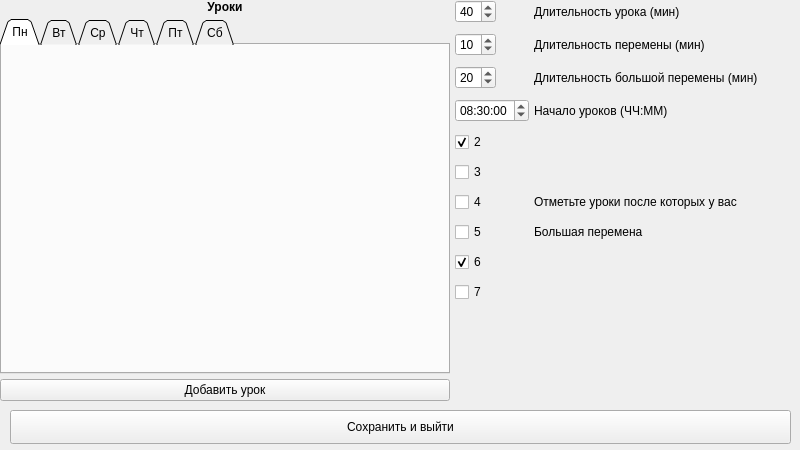
First picture: the form in ui/schedule_editor.ui, repository Salmon-bit/School-Map, before the edit.
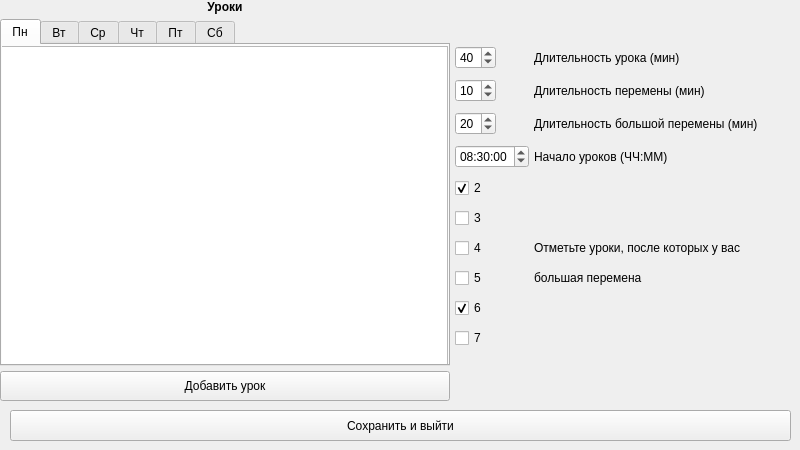
Second picture: the form after the edit.

Commit message: Added SQL compability to schedule editor

```diff
--- a/ui/schedule_editor.ui
+++ b/ui/schedule_editor.ui
@@ -82,16 +82,13 @@
          </size>
         </property>
         <property name="tabPosition">
-         <enum>QTabWidget::TabPosition::North</enum>
-        </property>
-        <property name="tabShape">
-         <enum>QTabWidget::TabShape::Triangular</enum>
+         <enum>QTabWidget::North</enum>
         </property>
         <property name="currentIndex">
          <number>0</number>
         </property>
         <property name="elideMode">
-         <enum>Qt::TextElideMode::ElideNone</enum>
+         <enum>Qt::ElideLeft</enum>
         </property>
         <property name="documentMode">
          <bool>false</bool>
@@ -106,6 +103,16 @@
          <attribute name="title">
           <string>Пн</string>
          </attribute>
+         <widget class="QListWidget" name="mn_lw">
+          <property name="geometry">
+           <rect>
+            <x>-5</x>
+            <y>1</y>
+            <width>451</width>
+            <height>341</height>
+           </rect>
+          </property>
+         </widget>
         </widget>
         <widget class="QWidget" name="Tu">
          <attribute name="title">
@@ -142,6 +149,12 @@
       </item>
       <item>
        <widget class="QPushButton" name="addLEssonBtn">
+        <property name="minimumSize">
+         <size>
+          <width>0</width>
+          <height>30</height>
+         </size>
+        </property>
         <property name="text">
          <string>Добавить урок</string>
         </property>
@@ -151,10 +164,26 @@
     </item>
     <item>
      <layout class="QVBoxLayout" name="verticalLayout_2">
+      <item>
+       <spacer name="verticalSpacer">
+        <property name="orientation">
+         <enum>Qt::Vertical</enum>
+        </property>
+        <property name="sizeType">
+         <enum>QSizePolicy::Fixed</enum>
+        </property>
+        <property name="sizeHint" stdset="0">
+         <size>
+          <width>20</width>
+          <height>46</height>
+         </size>
+        </property>
+       </spacer>
+      </item>
       <item>
        <layout class="QFormLayout" name="formLayout_7">
         <property name="labelAlignment">
-         <set>Qt::AlignmentFlag::AlignBottom|Qt::AlignmentFlag::AlignLeading|Qt::AlignmentFlag::AlignLeft</set>
+         <set>Qt::AlignLeading</set>
         </property>
         <property name="formAlignment">
          <set>Qt::AlignmentFlag::AlignLeading|Qt::AlignmentFlag::AlignLeft|Qt::AlignmentFlag::AlignTop</set>
@@ -285,14 +314,14 @@
         <item row="6" column="1">
          <widget class="QLabel" name="label_2">
           <property name="text">
-           <string>Отметьте уроки после которых у вас </string>
+           <string>Отметьте уроки, после которых у вас </string>
           </property>
          </widget>
         </item>
         <item row="7" column="1">
          <widget class="QLabel" name="label_3">
           <property name="text">
-           <string>Большая перемена</string>
+           <string>большая перемена</string>
           </property>
          </widget>
         </item>
@@ -308,7 +337,7 @@
      <x>10</x>
      <y>410</y>
      <width>781</width>
-     <height>34</height>
+     <height>31</height>
     </rect>
    </property>
    <property name="text">
```
Left out of the diff: 56 changed lines with no effect on the pictures. The commit also changes 10 other files.
